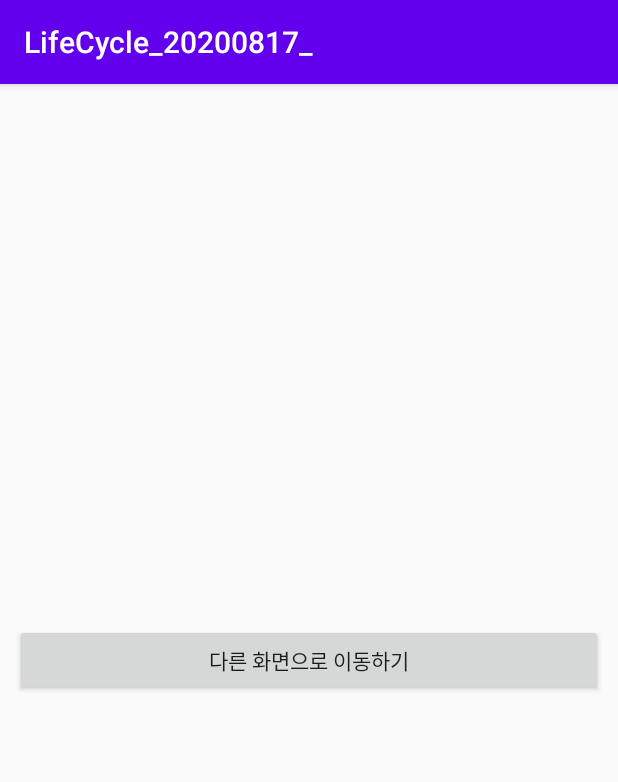
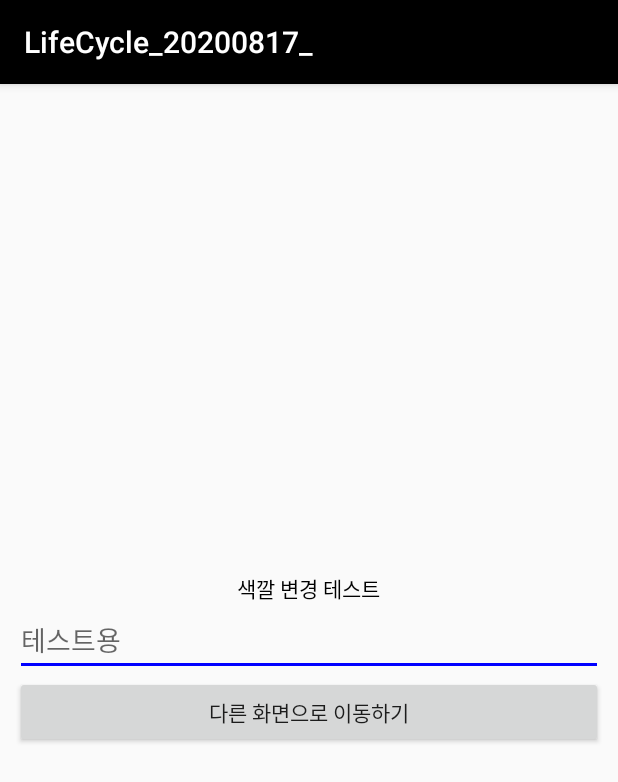
Before and after one commit to ckck0425/LifeCycle_20200817_, an Android app: the MainActivity screen opened directly, with no data from a screen before it, on a phone screen of 412 x 824 dp. Shown: the top 782 px of the screen. Run offline under Robolectric (Android 15) with nearby library versions, the phone set to English and light mode, and no system bars.

Commit message:
하나도 모르겟음. ... 지각함

```diff
--- a/app/src/main/java/kr/co/tjoeun/lifecycle_20200817_/MainActivity.kt
+++ b/app/src/main/java/kr/co/tjoeun/lifecycle_20200817_/MainActivity.kt
@@ -3,6 +3,7 @@ package kr.co.tjoeun.lifecycle_20200817_
 import android.content.Intent
 import androidx.appcompat.app.AppCompatActivity
 import android.os.Bundle
+import android.util.Log
 import kotlinx.android.synthetic.main.activity_main.*
 
 
@@ -13,7 +14,27 @@ class MainActivity : AppCompatActivity() {
         setContentView(R.layout.activity_main)
         setupEvents()
         setValues()
+
+        Log.d("메인화면", "onCreate 실행됨")
     }
+
+    override fun onResume() {
+        super.onResume()
+
+        Log.d("메인화면", "onResume 실행됨 - 화면이 나타남")
+    }
+
+    override fun onPause() {
+        super.onPause()
+        Log.d("메인화면", "onPause 실행됨 - 화면이 사라짐")
+    }
+
+    override fun onDestroy() {
+        super.onDestroy()
+        Log.d("메인화면", "onDestory 실행됨 - 액티비티가 메모리에서 소멸됨")
+    }
+
+
     override fun setupEvents() {
 
 
--- a/app/src/main/java/kr/co/tjoeun/lifecycle_20200817_/OtherActivity.kt
+++ b/app/src/main/java/kr/co/tjoeun/lifecycle_20200817_/OtherActivity.kt
@@ -2,6 +2,8 @@ package kr.co.tjoeun.lifecycle_20200817_
 
 import androidx.appcompat.app.AppCompatActivity
 import android.os.Bundle
+import android.util.Log
+
 
 class OtherActivity : AppCompatActivity() {
 
@@ -10,6 +12,8 @@ class OtherActivity : AppCompatActivity() {
         setContentView(R.layout.activity_other)
         setupEvents()
         setValues()
+
+        Log.d("다른화면", "onCreate 실행됨")
     }
 
     override fun setupEvents() {
--- a/app/src/main/res/layout/activity_main.xml
+++ b/app/src/main/res/layout/activity_main.xml
@@ -9,6 +9,17 @@
     android:padding="10dp"
     tools:context=".MainActivity">
 
+    <TextView
+        android:layout_width="wrap_content"
+        android:layout_height="wrap_content"
+        android:text="색깔 변경 테스트"
+        android:textColor="@color/black"/>
+
+    <EditText
+        android:layout_width="match_parent"
+        android:layout_height="wrap_content"
+        android:hint="테스트용" />
+
     <Button
         android:id="@+id/otherActivityBtn"
         android:layout_width="match_parent"
--- a/app/src/main/res/values/colors.xml
+++ b/app/src/main/res/values/colors.xml
@@ -3,4 +3,10 @@
     <color name="colorPrimary">#6200EE</color>
     <color name="colorPrimaryDark">#3700B3</color>
     <color name="colorAccent">#03DAC5</color>
+
+
+    <color name="black">#000000</color>
+    <color name="red">#FF0000</color>
+    <color name="blue">#0000FF</color>
+
 </resources>
--- a/app/src/main/res/values/styles.xml
+++ b/app/src/main/res/values/styles.xml
@@ -3,9 +3,9 @@
     <!-- Base application theme. -->
     <style name="AppTheme" parent="Theme.AppCompat.Light.DarkActionBar">
         <!-- Customize your theme here. -->
-        <item name="colorPrimary">@color/colorPrimary</item>
-        <item name="colorPrimaryDark">@color/colorPrimaryDark</item>
-        <item name="colorAccent">@color/colorAccent</item>
+        <item name="colorPrimary">@color/black</item>
+        <item name="colorPrimaryDark">@color/red</item>
+        <item name="colorAccent">@color/blue</item>
     </style>
 
 </resources>
```
Also changed, not shown: app/src/main/AndroidManifest.xml (+8 -6 lines), app/src/main/java/kr/co/tjoeun/lifecycle_20200817_/BaseActivity.kt (added, +12 -0 lines), app/src/main/java/kr/co/tjoeun/lifecycle_20200817_/SplashActivity.kt (added, +40 -0 lines), app/src/main/res/layout/activity_base.xml (added, +9 -0 lines), app/src/main/res/layout/activity_splash.xml (added, +16 -0 lines).
